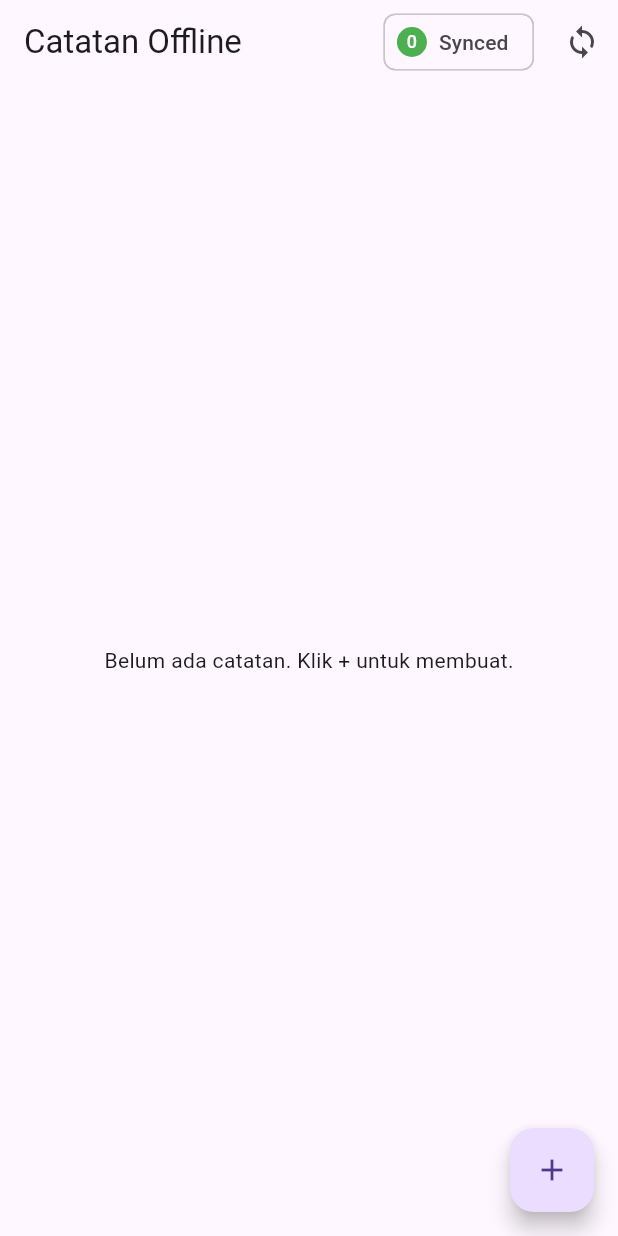
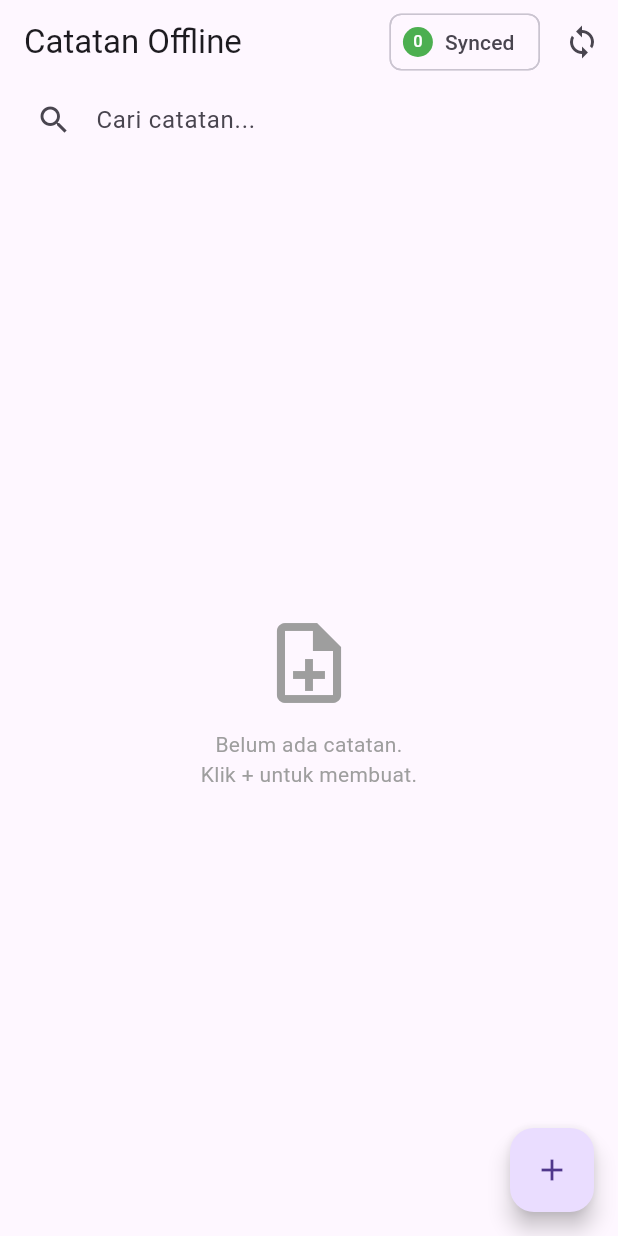
Before and after one commit to sandyy221/244107020029-mobile-course, a Flutter app: the screen it shows after launch, on a phone screen of 412 x 824 dp. Run offline on Flutter 3.47's test engine with Material 3 defaults, Android fonts, the phone set to English and light mode, and no system bars; our stand-ins replace dio, firebase_core, firebase_messaging, flutter_local_notifications, flutter_riverpod, flutter_secure_storage and 4 more; accounts and stored records are empty.

Commit message:
feat(notes): tambah use case dan ui search filter dengan empty state

```diff
--- a/05-week-5-local-storage-offline-first/week5_offline_notes/lib/main.dart
+++ b/05-week-5-local-storage-offline-first/week5_offline_notes/lib/main.dart
@@ -1,7 +1,7 @@
 import 'package:flutter/material.dart';
 import 'package:flutter_riverpod/flutter_riverpod.dart';
 
-import 'pages/notes_page.dart';
+import 'pages/search_notes_page.dart';
 import 'pages/settings_page.dart';
 
 void main() {
@@ -26,14 +26,14 @@ class MyApp extends ConsumerWidget {
         themeMode: isDark ? ThemeMode.dark : ThemeMode.light,
         theme: ThemeData.light(useMaterial3: true),
         darkTheme: ThemeData.dark(useMaterial3: true),
-        home: const NotesPage(),
+        home: const SearchNotesPage(),
       ),
       loading: () => const MaterialApp(
         home: Scaffold(body: Center(child: CircularProgressIndicator())),
       ),
       error: (_, _) => MaterialApp(
         theme: ThemeData.light(useMaterial3: true),
-        home: const NotesPage(),
+        home: const SearchNotesPage(),
       ),
     );
   }
--- /dev/null
+++ b/05-week-5-local-storage-offline-first/week5_offline_notes/lib/pages/search_notes_page.dart
@@ -0,0 +1,233 @@
+import 'package:flutter/material.dart';
+import 'package:flutter_riverpod/flutter_riverpod.dart';
+
+import '../data/providers.dart';
+import '../presentation/notes_search_notifier.dart';
+
+/// Halaman catatan offline dengan fitur pencarian (Week 9 AI-Assisted).
+/// Menggantikan [NotesPage] versi lama sebagai halaman utama.
+class SearchNotesPage extends ConsumerStatefulWidget {
+  const SearchNotesPage({super.key});
+
+  @override
+  ConsumerState<SearchNotesPage> createState() => _SearchNotesPageState();
+}
+
+class _SearchNotesPageState extends ConsumerState<SearchNotesPage> {
+  final _searchController = TextEditingController();
+
+  @override
+  void dispose() {
+    _searchController.dispose();
+    super.dispose();
+  }
+
+  void _showAddNoteDialog(BuildContext context) {
+    final titleController = TextEditingController();
+    final bodyController = TextEditingController();
+    String? titleError;
+
+    showDialog(
+      context: context,
+      builder: (ctx) => StatefulBuilder(
+        builder: (context, setState) => AlertDialog(
+          title: const Text('Tambah Catatan Baru'),
+          content: Column(
+            mainAxisSize: MainAxisSize.min,
+            children: [
+              TextField(
+                controller: titleController,
+                decoration: InputDecoration(
+                  labelText: 'Judul',
+                  errorText: titleError,
+                ),
+                onChanged: (_) {
+                  if (titleError != null) setState(() => titleError = null);
+                },
+              ),
+              const SizedBox(height: 8),
+              TextField(
+                controller: bodyController,
+                decoration: const InputDecoration(labelText: 'Isi Catatan'),
+                maxLines: 3,
+              ),
+            ],
+          ),
+          actions: [
+            TextButton(
+              onPressed: () => Navigator.pop(ctx),
+              child: const Text('Batal'),
+            ),
+            ElevatedButton(
+              onPressed: () async {
+                if (titleController.text.trim().isEmpty) {
+                  setState(() => titleError = 'Judul tidak boleh kosong');
+                  return;
+                }
+                final repo = ref.read(noteRepositoryProvider);
+                await repo.addNote(
+                  title: titleController.text.trim(),
+                  body: bodyController.text.trim(),
+                );
+                ref.invalidate(dirtyCountProvider);
+                await ref.read(notesSearchProvider.notifier).reload();
+                if (ctx.mounted) Navigator.pop(ctx);
+              },
+              child: const Text('Simpan'),
+            ),
+          ],
+        ),
+      ),
+    );
+  }
+
+  @override
+  Widget build(BuildContext context) {
+    final searchAsync = ref.watch(notesSearchProvider);
+    final dirtyAsync = ref.watch(dirtyCountProvider);
+
+    return Scaffold(
+      appBar: AppBar(
+        title: const Text('Catatan Offline'),
+        actions: [
+          // Badge dirty/synced
+          Padding(
+            padding: const EdgeInsets.only(right: 4),
+            child: dirtyAsync.when(
+              data: (count) => Chip(
+                avatar: CircleAvatar(
+                  backgroundColor: count > 0 ? Colors.orange : Colors.green,
+                  child: Text(
+                    '$count',
+                    style: const TextStyle(fontSize: 11, color: Colors.white),
+                  ),
+                ),
+                label: Text(count > 0 ? 'Dirty' : 'Synced'),
+              ),
+              loading: () => const SizedBox(),
+              error: (_, _) => const SizedBox(),
+            ),
+          ),
+          // Tombol Sync
+          IconButton(
+            icon: const Icon(Icons.sync),
+            tooltip: 'Sinkronkan catatan',
+            onPressed: () async {
+              final syncFn = ref.read(syncControllerProvider);
+              final count = await syncFn();
+              await ref.read(notesSearchProvider.notifier).reload();
+              if (context.mounted) {
+                ScaffoldMessenger.of(context).showSnackBar(
+                  SnackBar(
+                    content: Text('$count catatan berhasil disinkronkan!'),
+                  ),
+                );
+              }
+            },
+          ),
+        ],
+        // Search bar di bawah AppBar title
+        bottom: PreferredSize(
+          preferredSize: const Size.fromHeight(56),
+          child: Padding(
+            padding: const EdgeInsets.fromLTRB(12, 0, 12, 8),
+            child: TextField(
+              controller: _searchController,
+              decoration: InputDecoration(
+                hintText: 'Cari catatan...',
+                prefixIcon: const Icon(Icons.search),
+                suffixIcon: _searchController.text.isNotEmpty
+                    ? IconButton(
+                        icon: const Icon(Icons.clear),
+                        onPressed: () {
+                          _searchController.clear();
+                          ref
+                              .read(notesSearchProvider.notifier)
+                              .updateQuery('');
+                        },
+                      )
+                    : null,
+                filled: true,
+                fillColor: Theme.of(context).colorScheme.surface,
+                contentPadding: const EdgeInsets.symmetric(vertical: 0),
+                border: OutlineInputBorder(
+                  borderRadius: BorderRadius.circular(28),
+                  borderSide: BorderSide.none,
+                ),
+              ),
+              onChanged: (value) {
+                setState(() {}); // rebuild tombol clear
+                ref.read(notesSearchProvider.notifier).updateQuery(value);
+              },
+            ),
+          ),
+        ),
+      ),
+      body: searchAsync.when(
+        loading: () => const Center(child: CircularProgressIndicator()),
+        error: (err, _) => Center(child: Text('Error: $err')),
+        data: (state) {
+          final notes = state.filtered;
+          final hasQuery = state.query.trim().isNotEmpty;
+
+          if (notes.isEmpty) {
+            return Center(
+              child: Column(
+                mainAxisSize: MainAxisSize.min,
+                children: [
+                  Icon(
+                    hasQuery ? Icons.search_off : Icons.note_add_outlined,
+                    size: 64,
+                    color: Colors.grey,
+                  ),
+                  const SizedBox(height: 12),
+                  Text(
+                    hasQuery
+                        ? 'Tidak ada catatan yang cocok dengan "${state.query}"'
+                        : 'Belum ada catatan.\nKlik + untuk membuat.',
+                    textAlign: TextAlign.center,
+                    style: const TextStyle(color: Colors.grey),
+                  ),
+                ],
+              ),
+            );
+          }
+
+          return ListView.builder(
+            itemCount: notes.length,
+            itemBuilder: (context, index) {
+              final note = notes[index];
+              return ListTile(
+                leading: Icon(
+                  note.dirty ? Icons.cloud_off : Icons.cloud_done,
+                  color: note.dirty ? Colors.orange : Colors.green,
+                  size: 20,
+                ),
+                title: Text(
+                  note.title,
+                  style: const TextStyle(fontWeight: FontWeight.bold),
+                ),
+                subtitle: note.body.isNotEmpty ? Text(note.body) : null,
+                trailing: IconButton(
+                  icon: const Icon(Icons.delete, color: Colors.red),
+                  onPressed: () async {
+                    if (note.id != null) {
+                      final repo = ref.read(noteRepositoryProvider);
+                      await repo.deleteNote(note.id!);
+                      ref.invalidate(dirtyCountProvider);
+                      await ref.read(notesSearchProvider.notifier).reload();
+                    }
+                  },
+                ),
+              );
+            },
+          );
+        },
+      ),
+      floatingActionButton: FloatingActionButton(
+        onPressed: () => _showAddNoteDialog(context),
+        child: const Icon(Icons.add),
+      ),
+    );
+  }
+}
```
Also changed, not shown: 05-week-5-local-storage-offline-first/week5_offline_notes/lib/domain/search_notes.dart (added, +21 -0 lines), 05-week-5-local-storage-offline-first/week5_offline_notes/lib/presentation/notes_search_notifier.dart (added, +58 -0 lines).
